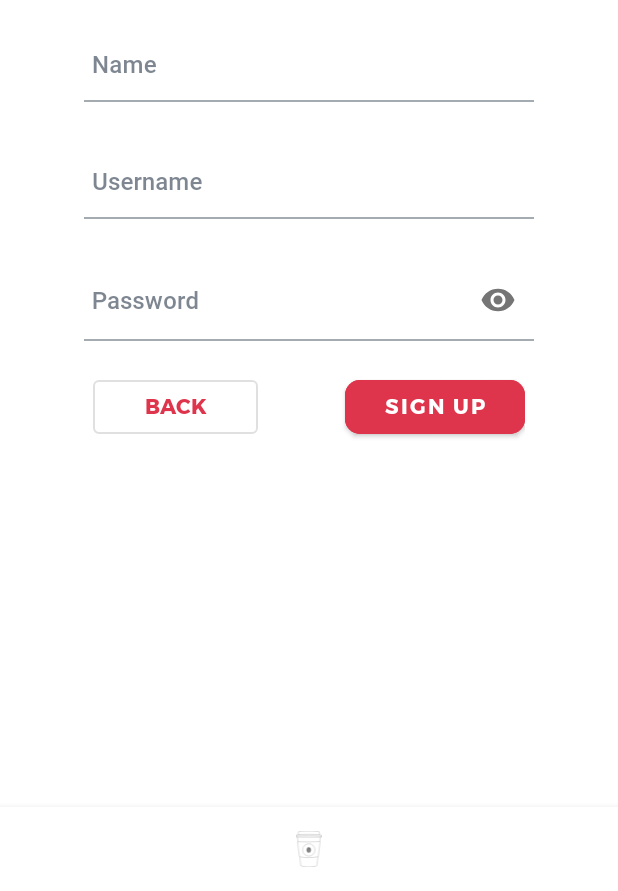
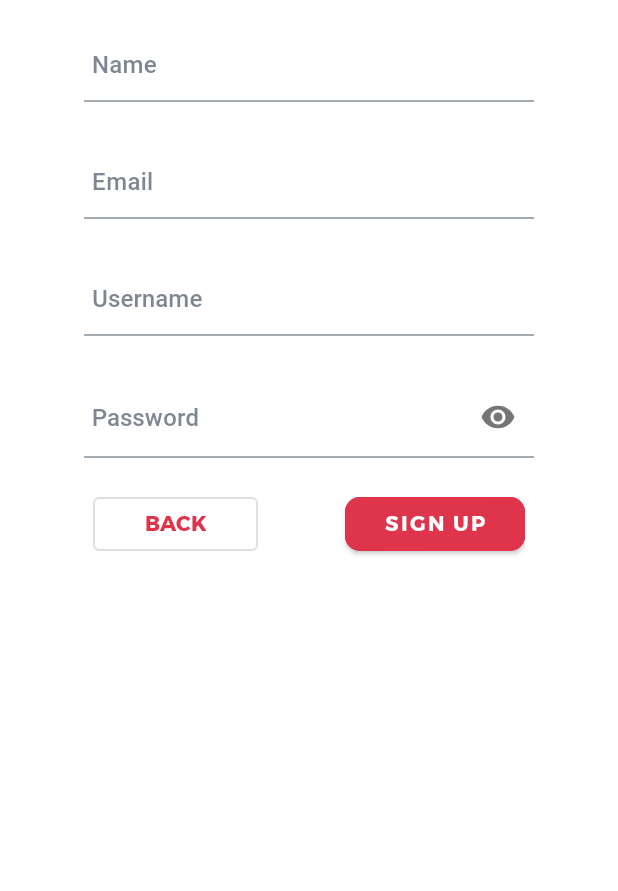
Before and after one commit to CodePathUnbeaned/Unbeaned, an Android app: the RegisterFragment screen opened through its navigation route, on a phone screen of 412 x 824 dp, the part 345-1236 px from its top. Run offline under Robolectric (Android 15) with nearby library versions, the phone set to English and light mode, and no system bars; our stand-ins replace data binding, navigation-ui; libraries missing offline, so code that uses them is left out: com.parse, org.parceler; 2 statements that could not run were skipped.

Commit message:
Transferred login and signup to fragments

```diff
--- a/app/src/main/java/com/unbeaned/app/navigation/MainActivity.java
+++ b/app/src/main/java/com/unbeaned/app/navigation/MainActivity.java
@@ -34,7 +34,7 @@ public class MainActivity extends AppCompatActivity {
         navController.addOnDestinationChangedListener(new NavController.OnDestinationChangedListener() {
             @Override
             public void onDestinationChanged(@NonNull NavController controller, @NonNull NavDestination destination, @Nullable Bundle arguments) {
-                if (destination.getId() == R.id.splashFragment) {
+                if (destination.getId() == R.id.splashFragment || destination.getId() == R.id.fragment_login || destination.getId() == R.id.fragment_register) {
                     bottomNavigationView.setVisibility(View.GONE);
                 }
                 else {
--- a/app/src/main/java/com/unbeaned/app/navigation/splash/LoginFragment.java
+++ b/app/src/main/java/com/unbeaned/app/navigation/splash/LoginFragment.java
@@ -1,5 +1,6 @@
 package com.unbeaned.app.navigation.splash;
 
+import android.content.Context;
 import android.os.Bundle;
 
 import androidx.annotation.NonNull;
@@ -9,18 +10,30 @@ import androidx.fragment.app.Fragment;
 import androidx.navigation.NavDirections;
 import androidx.navigation.fragment.NavHostFragment;
 
+import android.renderscript.ScriptGroup;
 import android.view.LayoutInflater;
 import android.view.View;
 import android.view.ViewGroup;
+import android.view.inputmethod.InputMethodManager;
 import android.widget.Button;
+import android.widget.EditText;
+import android.widget.LinearLayout;
 
+import com.parse.LogInCallback;
+import com.parse.ParseException;
+import com.parse.ParseUser;
 import com.unbeaned.app.R;
 import com.unbeaned.app.databinding.FragmentLoginBinding;
+import com.unbeaned.app.models.User;
 
 public class LoginFragment extends Fragment {
 
     FragmentLoginBinding binding;
     Button btnSplashBackLogin;
+    Button btnSplashEnterLogin;
+    EditText etUsernameLogin;
+    EditText etPasswordLogin;
+    LinearLayout linearLayoutLoginContainer;
 
     @Override
     public View onCreateView(LayoutInflater inflater, ViewGroup container,
@@ -35,14 +48,36 @@ public class LoginFragment extends Fragment {
         super.onViewCreated(view, savedInstanceState);
 
         btnSplashBackLogin = binding.btnSplashLoginBack;
+        btnSplashEnterLogin = binding.btnSplashLoginEnter;
+
+        etUsernameLogin = binding.etUsernameLogin;
+        etPasswordLogin = binding.etPasswordLogin;
+
+        linearLayoutLoginContainer = binding.linearLayoutLoginContainer;
+
+        btnSplashEnterLogin.setOnClickListener(new View.OnClickListener() {
+            @Override
+            public void onClick(View v) {
+                InputMethodManager imm = (InputMethodManager)getActivity().getSystemService(Context.INPUT_METHOD_SERVICE);
+                imm.hideSoftInputFromWindow(linearLayoutLoginContainer.getWindowToken(), 0);
+
+                String username = etUsernameLogin.getText().toString();
+                String password = etPasswordLogin.getText().toString();
+
+                ParseUser.logInInBackground(username, password, new LogInCallback() {
+                    @Override
+                    public void done(ParseUser user, ParseException e) {
+                        NavDirections action = LoginFragmentDirections.actionFragmentLoginToFeedFragment();
+                        NavHostFragment.findNavController(LoginFragment.this).navigate(action);
+                    }
+                });
+            }
+        });
 
         btnSplashBackLogin.setOnClickListener(new View.OnClickListener() {
 
             @Override
             public void onClick(View v) {
-
-
-
                 NavDirections action = LoginFragmentDirections.actionFragmentLoginToSplashFragment();
                 NavHostFragment.findNavController(LoginFragment.this).navigate(action);
             }
--- a/app/src/main/java/com/unbeaned/app/navigation/splash/RegisterFragment.java
+++ b/app/src/main/java/com/unbeaned/app/navigation/splash/RegisterFragment.java
@@ -1,66 +1,96 @@
 package com.unbeaned.app.navigation.splash;
 
+import android.content.Context;
 import android.os.Bundle;
 
+import androidx.annotation.NonNull;
+import androidx.annotation.Nullable;
+import androidx.databinding.DataBindingUtil;
 import androidx.fragment.app.Fragment;
+import androidx.navigation.NavDirections;
+import androidx.navigation.fragment.NavHostFragment;
 
+import android.util.Log;
 import android.view.LayoutInflater;
 import android.view.View;
 import android.view.ViewGroup;
+import android.view.inputmethod.InputMethodManager;
+import android.widget.Button;
+import android.widget.EditText;
+import android.widget.LinearLayout;
+import android.widget.Toast;
 
+import com.parse.ParseException;
+import com.parse.SignUpCallback;
 import com.unbeaned.app.R;
+import com.unbeaned.app.databinding.FragmentRegisterBinding;
+import com.unbeaned.app.models.User;
+import com.unbeaned.app.staticActivity.LoginActivity;
 
-/**
- * A simple {@link Fragment} subclass.
- * Use the {@link RegisterFragment#newInstance} factory method to
- * create an instance of this fragment.
- */
 public class RegisterFragment extends Fragment {
 
-    // TODO: Rename parameter arguments, choose names that match
-    // the fragment initialization parameters, e.g. ARG_ITEM_NUMBER
-    private static final String ARG_PARAM1 = "param1";
-    private static final String ARG_PARAM2 = "param2";
-
-    // TODO: Rename and change types of parameters
-    private String mParam1;
-    private String mParam2;
-
-    public RegisterFragment() {
-        // Required empty public constructor
-    }
-
-    /**
-     * Use this factory method to create a new instance of
-     * this fragment using the provided parameters.
-     *
-     * @param param1 Parameter 1.
-     * @param param2 Parameter 2.
-     * @return A new instance of fragment RegisterFragment.
-     */
-    // TODO: Rename and change types and number of parameters
-    public static RegisterFragment newInstance(String param1, String param2) {
-        RegisterFragment fragment = new RegisterFragment();
-        Bundle args = new Bundle();
-        args.putString(ARG_PARAM1, param1);
-        args.putString(ARG_PARAM2, param2);
-        fragment.setArguments(args);
-        return fragment;
-    }
-
-    @Override
-    public void onCreate(Bundle savedInstanceState) {
-        super.onCreate(savedInstanceState);
-        if (getArguments() != null) {
-            mParam1 = getArguments().getString(ARG_PARAM1);
-            mParam2 = getArguments().getString(ARG_PARAM2);
-        }
-    }
+    FragmentRegisterBinding binding;
+    Button btnSplashRegisterEnter;
+    Button btnSplashRegisterBack;
+    EditText etNameRegister;
+    EditText etEmailRegister;
+    EditText etUsernameRegister;
+    EditText etPasswordRegister;
+    LinearLayout linearLayoutRegisterContainer;
+    private static final String TAG = "LoginActivity";
 
     @Override
     public View onCreateView(LayoutInflater inflater, ViewGroup container,
                              Bundle savedInstanceState) {
         // Inflate the layout for this fragment
-        return inflater.inflate(R.layout.fragment_register, container, false);
+        binding = DataBindingUtil.inflate(inflater, R.layout.fragment_register, container, false);
+        return binding.getRoot();
+    }
+
+    @Override
+    public void onViewCreated(@NonNull View view, @Nullable Bundle savedInstanceState) {
+        super.onViewCreated(view, savedInstanceState);
+
+        btnSplashRegisterEnter = binding.btnSplashRegisterEnter;
+        btnSplashRegisterBack = binding.btnSplashRegisterBack;
+
+        etNameRegister = binding.etNameRegister;
+        etEmailRegister = binding.etEmailRegister;
+        etUsernameRegister = binding.etUsernameRegister;
+        etPasswordRegister = binding.etPasswordRegister;
+
+        linearLayoutRegisterContainer = binding.linearLayoutRegisterContainer;
+
+
+        btnSplashRegisterEnter.setOnClickListener(new View.OnClickListener() {
+
+            @Override
+            public void onClick(View v) {
+                InputMethodManager imm = (InputMethodManager)getActivity().getSystemService(Context.INPUT_METHOD_SERVICE);
+                imm.hideSoftInputFromWindow(linearLayoutRegisterContainer.getWindowToken(), 0);
+
+                User user = new User();
+                user.setName(etNameRegister.getText().toString());
+                user.setEmail(etEmailRegister.getText().toString());
+                user.setUsername(etUsernameRegister.getText().toString());
+                //need another edit text field to get email for sign up
+                user.setKeyReviewCount(0);
+                //user.setUsername("random");
+                user.setPassword(etPasswordRegister.getText().toString());
+                user.signUpInBackground(new SignUpCallback() {
+                    @Override
+                    public void done(ParseException e) {
+                        if (e!=null){
+                            //better error handling with Toasts (username/email already exists)
+                            Log.e(TAG, "Issue with signup", e);
+                            return;
+                        }
+                        NavDirections action = RegisterFragmentDirections.actionFragmentRegisterToFeedFragment();
+                        NavHostFragment.findNavController(RegisterFragment.this).navigate(action);
+                    }
+                });
+            }
+        });
+
     }
 }
--- a/app/src/main/java/com/unbeaned/app/staticActivity/LoginActivity.java
+++ b/app/src/main/java/com/unbeaned/app/staticActivity/LoginActivity.java
@@ -90,7 +90,7 @@ public class LoginActivity extends AppCompatActivity {
         user.setKeyReviewCount(0);
         //user.setUsername("random");
         user.setPassword(etLoginPass.getText().toString());
-        user.getCurrentUser().signUpInBackground(new SignUpCallback() {
+        user.signUpInBackground(new SignUpCallback() {
             @Override
             public void done(ParseException e) {
                 if (e!=null){
--- /dev/null
+++ b/app/src/main/res/anim/from_right.xml
@@ -0,0 +1,4 @@
+<?xml version="1.0" encoding="utf-8"?>
+<set xmlns:android="http://schemas.android.com/apk/res/android">
+    <translate android:fromXDelta="100%" android:toXDelta="0" android:duration="400" />
+</set>
--- /dev/null
+++ b/app/src/main/res/anim/to_left.xml
@@ -0,0 +1,4 @@
+<?xml version="1.0" encoding="utf-8"?>
+<set xmlns:android="http://schemas.android.com/apk/res/android">
+    <translate android:fromXDelta="0" android:toXDelta="-100%" android:duration="400" />
+</set>
--- /dev/null
+++ b/app/src/main/res/drawable/ic_user_icon_empty.xml
@@ -0,0 +1,16 @@
+<vector xmlns:android="http://schemas.android.com/apk/res/android"
+    android:width="457.86dp"
+    android:height="458.73dp"
+    android:viewportWidth="457.86"
+    android:viewportHeight="458.73">
+  <path
+      android:pathData="M230.11,133.78m-128.78,0a128.78,128.78 0,1 1,257.56 0a128.78,128.78 0,1 1,-257.56 0"
+      android:strokeWidth="10"
+      android:fillColor="#00000000"
+      android:strokeColor="#000"/>
+  <path
+      android:pathData="M137.35,246.1c8.15,7.06 42,34.73 93,34.34 49.7,-0.38 82.51,-27.1 90.86,-34.34a202.64,202.64 0,0 1,75.84 50.08c53.46,56.59 55.77,126.67 55.8,145.24A14.13,14.13 0,0 1,441.42 453.58L15.35,453.7a11.77,11.77 0,0 1,-7.05 -3.31,12.27 12.27,0 0,1 -3.23,-9.75c0.63,-20 5,-75.69 45.71,-128A218.94,218.94 0,0 1,137.35 246.1Z"
+      android:strokeWidth="10"
+      android:fillColor="#00000000"
+      android:strokeColor="#000"/>
+</vector>
--- /dev/null
+++ b/app/src/main/res/drawable/ic_user_icon_filled.xml
@@ -0,0 +1,16 @@
+<vector xmlns:android="http://schemas.android.com/apk/res/android"
+    android:width="457.86dp"
+    android:height="458.73dp"
+    android:viewportWidth="457.86"
+    android:viewportHeight="458.73">
+  <path
+      android:fillColor="#FF000000"
+      android:pathData="M230.11,133.78m-128.78,0a128.78,128.78 0,1 1,257.56 0a128.78,128.78 0,1 1,-257.56 0"
+      android:strokeWidth="10"
+      android:strokeColor="#000"/>
+  <path
+      android:fillColor="#FF000000"
+      android:pathData="M137.35,246.1c8.15,7.06 42,34.73 93,34.34 49.7,-0.38 82.51,-27.1 90.86,-34.34a202.64,202.64 0,0 1,75.84 50.08c53.46,56.59 55.77,126.67 55.8,145.24A14.13,14.13 0,0 1,441.42 453.58L15.35,453.7a11.77,11.77 0,0 1,-7.05 -3.31,12.27 12.27,0 0,1 -3.23,-9.75c0.63,-20 5,-75.69 45.71,-128A218.94,218.94 0,0 1,137.35 246.1Z"
+      android:strokeWidth="10"
+      android:strokeColor="#000"/>
+</vector>
--- /dev/null
+++ b/app/src/main/res/drawable/user_menu_selector.xml
@@ -0,0 +1,5 @@
+<?xml version="1.0" encoding="utf-8"?>
+<selector xmlns:android="http://schemas.android.com/apk/res/android">
+    <item android:state_checked="true" android:drawable="@drawable/ic_user_icon_filled" />
+    <item android:state_checked="false" android:drawable="@drawable/ic_user_icon_empty" />
+</selector>
--- a/app/src/main/res/layout/fragment_login.xml
+++ b/app/src/main/res/layout/fragment_login.xml
@@ -18,6 +18,7 @@
             app:srcCompat="@drawable/ic_logo" />
 
         <LinearLayout
+            android:id="@+id/linearLayoutLoginContainer"
             android:layout_width="match_parent"
             android:layout_height="wrap_content"
             android:layout_marginTop="20dp"
@@ -56,7 +57,7 @@
                 app:passwordToggleEnabled="true">
 
                 <com.google.android.material.textfield.TextInputEditText
-                    android:id="@+id/etLoginPass"
+                    android:id="@+id/etPasswordLogin"
                     android:layout_width="300dp"
                     android:layout_height="wrap_content"
                     android:backgroundTint="@android:color/transparent"
@@ -101,7 +102,6 @@
                     android:fontFamily="@font/montserrat_bold"
                     android:text="Back" />
 
-
             </RelativeLayout>
 
         </LinearLayout>
--- a/app/src/main/res/layout/fragment_register.xml
+++ b/app/src/main/res/layout/fragment_register.xml
@@ -4,13 +4,11 @@
     xmlns:app="http://schemas.android.com/apk/res-auto"
     xmlns:tools="http://schemas.android.com/tools">
 
-
     <LinearLayout
         android:layout_width="match_parent"
         android:layout_height="match_parent"
         android:gravity="center_horizontal"
         android:orientation="vertical">
-
 
         <ImageView
             android:id="@+id/ivSplashLoginLogo"
@@ -20,6 +18,7 @@
             app:srcCompat="@drawable/ic_logo" />
 
         <LinearLayout
+            android:id="@+id/linearLayoutRegisterContainer"
             android:layout_width="match_parent"
             android:layout_height="wrap_content"
             android:layout_marginTop="20dp"
@@ -39,6 +38,29 @@
                     android:layout_height="wrap_content"
                     android:fontFamily="@font/roboto_medium"
                     android:hint="Name"
+                    android:includeFontPadding="false"
+                    android:inputType="textPersonName"
+                    android:paddingStart="5dp"
+                    android:paddingLeft="0dp"
+                    android:paddingEnd="5dp"
+                    android:paddingRight="0dp"
+                    android:paddingBottom="5dp"
+                    android:textColor="@color/soft_grey"
+                    app:backgroundTint="@android:color/transparent" />
+
+            </com.google.android.material.textfield.TextInputLayout>
+
+            <com.google.android.material.textfield.TextInputLayout
+                android:layout_width="wrap_content"
+                android:layout_height="wrap_content"
+                android:layout_marginTop="30dp">
+
+                <com.google.android.material.textfield.TextInputEditText
+                    android:id="@+id/etEmailRegister"
+                    android:layout_width="300dp"
+                    android:layout_height="wrap_content"
+                    android:fontFamily="@font/roboto_medium"
+                    android:hint="Email"
                     android:includeFontPadding="false"
                     android:inputType="textEmailAddress"
                     android:paddingStart="5dp"
@@ -105,7 +127,7 @@
                 android:paddingRight="10dp">
 
                 <Button
-                    android:id="@+id/btnSplashLoginEnter"
+                    android:id="@+id/btnSplashRegisterEnter"
                     style="@style/Widget.MaterialComponents.Button"
                     android:layout_width="120dp"
                     android:layout_height="wrap_content"
@@ -119,14 +141,13 @@
                     app:cornerRadius="10dp" />
 
                 <Button
-                    android:id="@+id/button2"
+                    android:id="@+id/btnSplashRegisterBack"
                     style="@style/Widget.App.OutlinedButton"
                     android:layout_width="110dp"
                     android:layout_height="wrap_content"
                     android:fontFamily="@font/montserrat_bold"
                     android:text="Back" />
 
-
             </RelativeLayout>
 
         </LinearLayout>
--- a/app/src/main/res/menu/bottom_navigation_menu.xml
+++ b/app/src/main/res/menu/bottom_navigation_menu.xml
@@ -6,6 +6,7 @@
         android:id="@+id/action_search"
         android:title=""
         android:enabled="true"
+        android:icon="@drawable/user_menu_selector"
         app:showAsAction="ifRoom" />
     <item
         android:id="@+id/action_feed"
--- a/app/src/main/res/navigation/nav_graph.xml
+++ b/app/src/main/res/navigation/nav_graph.xml
@@ -48,10 +48,25 @@
             app:exitAnim="@anim/fragment_fade_exit"
             app:popUpTo="@id/fragment_login"
             app:popUpToInclusive="true" />
+        <action
+            android:id="@+id/action_fragment_login_to_feedFragment"
+            app:destination="@id/feedFragment"
+            app:enterAnim="@anim/from_right"
+            app:exitAnim="@anim/to_left"
+            app:popUpTo="@id/splashFragment"
+            app:popUpToInclusive="true" />
     </fragment>
     <fragment
         android:id="@+id/fragment_register"
         android:name="com.unbeaned.app.navigation.splash.RegisterFragment"
         android:label="RegisterFragment"
-        tool:layout="@layout/fragment_register"/>
+        tool:layout="@layout/fragment_register">
+        <action
+            android:id="@+id/action_fragment_register_to_feedFragment"
+            app:destination="@id/feedFragment"
+            app:enterAnim="@anim/from_right"
+            app:exitAnim="@anim/to_left"
+            app:popUpTo="@id/splashFragment"
+            app:popUpToInclusive="true" />
+    </fragment>
 </navigation>
```
Also changed, not shown: app/build.gradle (+12 -2 lines).
